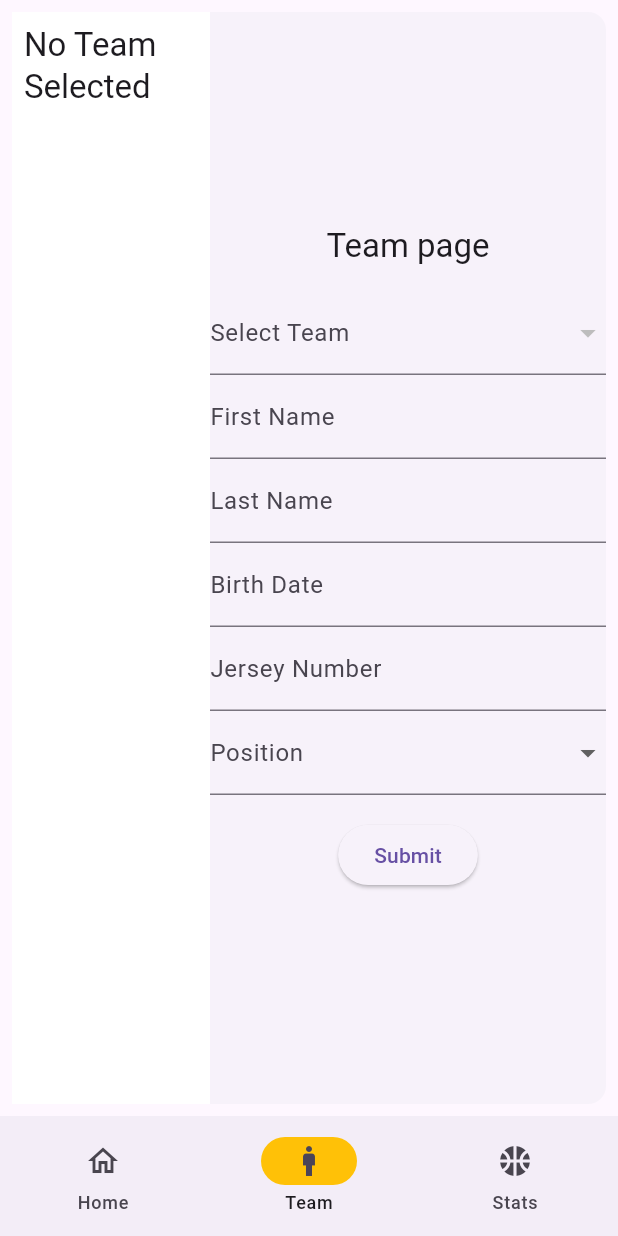
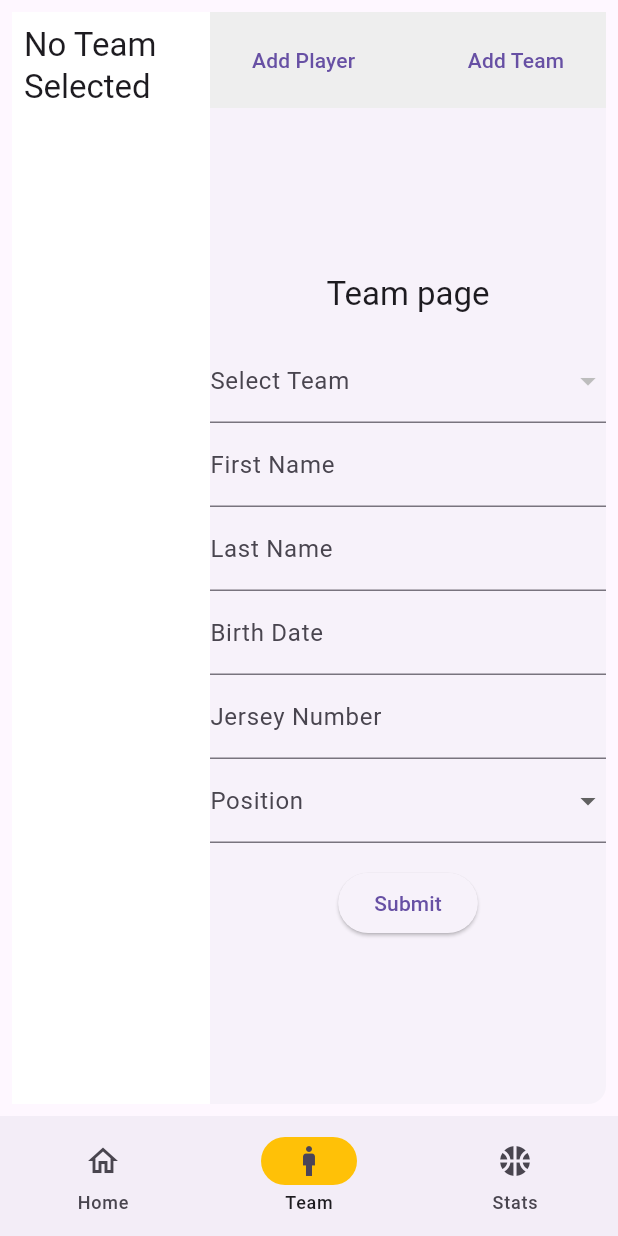
Before and after one commit to alexelte5/Volleyball-Tracker, a Flutter app: the screen it shows after launch, item 2 of the bottom bar chosen, on a phone screen of 412 x 824 dp. Run offline on Flutter 3.47's test engine with Material 3 defaults, Android fonts, the light colour scheme and no system bars; network calls fail.

Commit message:
Implemented adding Teams

```diff
--- a/frontend/lib/pages/team_page.dart
+++ b/frontend/lib/pages/team_page.dart
@@ -1,3 +1,5 @@
+// ignore_for_file: avoid_print, non_constant_identifier_names
+
 import 'dart:convert';
 
 import 'package:flutter/material.dart';
@@ -10,11 +12,16 @@ class TeamPage extends StatefulWidget {
   State<TeamPage> createState() => _TeamPageState();
 }
 
-int? jersey_number = null;
-String? first_name = null;
-String? last_name = null;
-String? birth_date = null;
-String? position = null;
+int? jersey_number;
+String? first_name;
+String? last_name;
+String? birth_date;
+String? position;
+
+String? team_name;
+
+bool addTeamSelected = false;
+bool addPlayerSelected = true;
 
 List<Team> teams = [];
 List<Player> players = [];
@@ -119,9 +126,6 @@ class _TeamPageState extends State<TeamPage> {
   }
 
   Future<void> addPlayer() async {
-    if (jersey_number == null) {
-      debugPrint('Jersey Number ist NULL !!!!!!!!!!!', wrapWidth: 1024);
-    }
     try {
       final response = await http.post(
         Uri.parse('http://localhost:5000/players'),
@@ -149,6 +153,26 @@ class _TeamPageState extends State<TeamPage> {
     }
   }
 
+  Future<void> addTeam() async {
+    try {
+      final response = await http.post(
+        Uri.parse('http://localhost:5000/teams'),
+        headers: <String, String>{
+          'Content-Type': 'application/json; charset=UTF-8',
+        },
+        body: jsonEncode(<String, dynamic>{'team_name': team_name}),
+      );
+      if (response.statusCode == 201) {
+        print('Team added successfully!');
+        getTeamData(); // Refresh team list after adding
+      } else {
+        print('Failed to add team. Status code: ${response.statusCode}');
+      }
+    } catch (e) {
+      print('Error adding team: $e');
+    }
+  }
+
   @override
   Widget build(BuildContext context) {
     final ThemeData theme = Theme.of(context);
@@ -161,7 +185,7 @@ class _TeamPageState extends State<TeamPage> {
           Expanded(
             flex: 1,
             child: Container(
-              color: Colors.white,
+              color: const Color.fromARGB(255, 255, 255, 255),
               child: Column(
                 crossAxisAlignment: CrossAxisAlignment.start,
                 children: [
@@ -197,6 +221,45 @@ class _TeamPageState extends State<TeamPage> {
           // Right side: Form
           Expanded(
             flex: 2,
+            child: Column(
+              children: [
+                // Navigation Bar
+                Container(
+                  color: Colors.grey[200],
+                  padding: const EdgeInsets.symmetric(
+                    vertical: 8.0,
+                    horizontal: 16.0,
+                  ),
+                  child: Row(
+                    mainAxisAlignment: MainAxisAlignment.spaceBetween,
+                    children: [
+                      TextButton(
+                        onPressed: () {
+                          // Handle navigation to Home
+                          setState(() {
+                            addTeamSelected = false;
+                            addPlayerSelected = true;
+                          });
+                        },
+                        child: const Text('Add Player'),
+                      ),
+                      TextButton(
+                        onPressed: () {
+                          // Handle navigation to Settings
+                          setState(() {
+                            addTeamSelected = true;
+                            addPlayerSelected = false;
+                          });
+                        },
+                        child: const Text('Add Team'),
+                      ),
+                    ],
+                  ),
+                ),
+                //Form for adding teams
+                if (addTeamSelected)
+                  Expanded(
+                    flex: 1,
                     child: SizedBox.expand(
                       child: Center(
                         child: SingleChildScrollView(
@@ -204,7 +267,53 @@ class _TeamPageState extends State<TeamPage> {
                             mainAxisSize: MainAxisSize.min,
                             crossAxisAlignment: CrossAxisAlignment.center,
                             children: [
-                      Text('Team page', style: theme.textTheme.titleLarge),
+                              Text(
+                                'Add Team',
+                                style: theme.textTheme.titleLarge,
+                              ),
+                              const SizedBox(height: 16),
+                              SizedBox(
+                                width: 300,
+                                child: TextField(
+                                  decoration: const InputDecoration(
+                                    labelText: 'Team Name',
+                                  ),
+                                  onChanged: (value) {
+                                    setState(() {
+                                      team_name = value;
+                                    });
+                                  },
+                                ),
+                              ),
+                              const SizedBox(height: 16),
+                              ElevatedButton(
+                                onPressed: () {
+                                  // Handle button press
+                                  addTeam();
+                                },
+                                child: const Text('Submit'),
+                              ),
+                            ],
+                          ),
+                        ),
+                      ),
+                    ),
+                  ),
+                //Form for adding players
+                if (addPlayerSelected)
+                  Expanded(
+                    flex: 2,
+                    child: SizedBox.expand(
+                      child: Center(
+                        child: SingleChildScrollView(
+                          child: Column(
+                            mainAxisSize: MainAxisSize.min,
+                            crossAxisAlignment: CrossAxisAlignment.center,
+                            children: [
+                              Text(
+                                'Team page',
+                                style: theme.textTheme.titleLarge,
+                              ),
                               const SizedBox(height: 16),
                               SizedBox(
                                 width: 300,
@@ -279,7 +388,9 @@ class _TeamPageState extends State<TeamPage> {
                                     if (pickedDate != null) {
                                       setState(() {
                                         selectedDate =
-                                    '${pickedDate.toLocal()}'.split(' ')[0];
+                                            '${pickedDate.toLocal()}'.split(
+                                              ' ',
+                                            )[0];
                                       });
                                     }
                                   },
@@ -293,9 +404,10 @@ class _TeamPageState extends State<TeamPage> {
                                   ),
                                   onChanged: (value) {
                                     setState(() {
-                              print(value);
                                       jersey_number =
-                                  value.isEmpty ? 0 : int.tryParse(value);
+                                          value.isEmpty
+                                              ? 0
+                                              : int.tryParse(value);
                                     });
                                   },
                                 ),
@@ -306,7 +418,6 @@ class _TeamPageState extends State<TeamPage> {
                                   decoration: const InputDecoration(
                                     labelText: 'Position',
                                   ),
-
                                   items:
                                       [
                                             'Außenangreifer',
@@ -346,6 +457,9 @@ class _TeamPageState extends State<TeamPage> {
                   ),
               ],
             ),
+          ),
+        ],
+      ),
     );
   }
 }
```
Also changed, not shown: 1 other file. Lines whose indentation alone changed are shown as unchanged.
